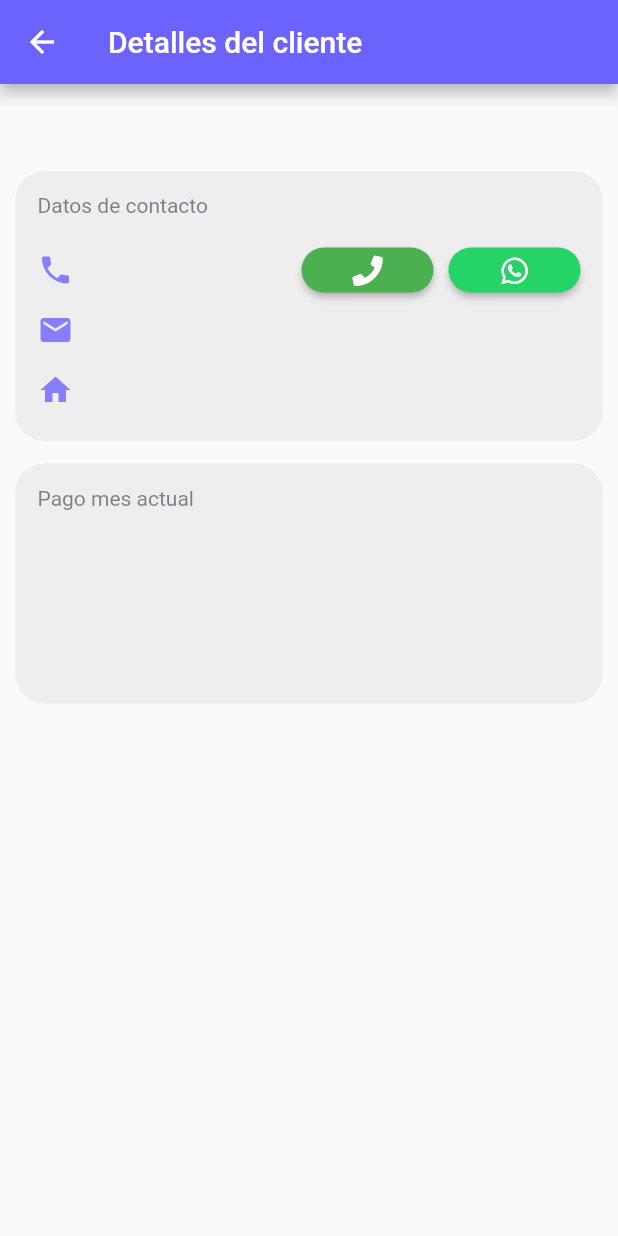
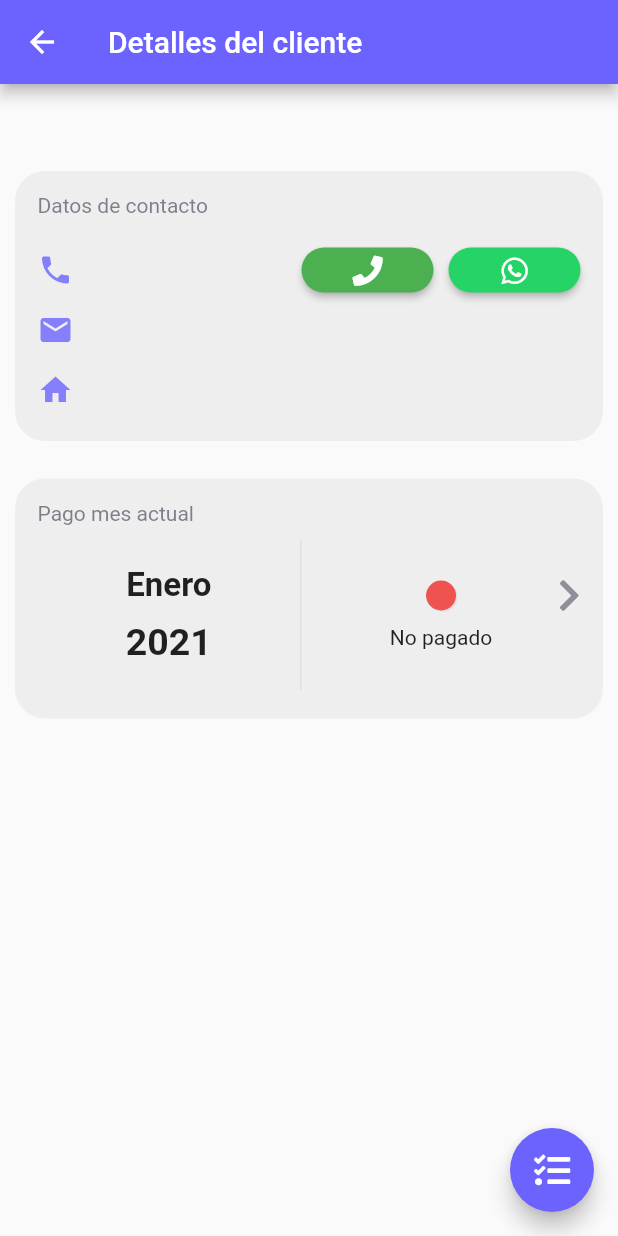
Before and after one commit to JovannyRch/app_pagos_internet, a Flutter app: the ClienteScreenDetail screen opened directly with empty values, on a phone screen of 412 x 824 dp. Run offline on Flutter 3.47's test engine with Material 2 defaults, Android fonts, the phone set to English and light mode, and no system bars; our stand-ins replace adaptive_dialog, cloud_firestore, cool_alert, firebase_auth, firebase_core, font_awesome_flutter and 3 more; missing offline and left inert: compressimage, flutter_open_whatsapp, loading_button, mime_type; accounts and stored records are empty; statements that could not run were skipped.

Commit message:
Added current month info

```diff
--- a/lib/const/conts.dart
+++ b/lib/const/conts.dart
@@ -1,14 +1,13 @@
 import 'package:flutter/material.dart';
 
-const kMainColor =  Color(0xFF504F60);
+const kMainColor = Color(0xFF504F60);
 
-const kSecondaryColor =  Color(0xFF6C63FF);
+const kSecondaryColor = Color(0xFF6C63FF);
 
-const kWhatsAppColor  = Color(0xFF25D366);
+const kWhatsAppColor = Color(0xFF25D366);
 
 const CAMERA = 1;
 const GALLERY = 2;
-
 
 Color getBackgroundColorByStatus(String status) {
   switch (status) {
@@ -22,11 +21,21 @@ const GALLERY = 2;
   return Colors.white;
 }
 
+String getTextByStatus(String status) {
+  switch (status) {
+    case NO_PAGADO:
+      return "No pagado";
+    case EN_REVISION:
+      return "En revisión";
+    case PAGADO:
+      return "Pagado";
+  }
+  return "";
+}
 
 const NO_PAGADO = "noPagado";
 const EN_REVISION = "enRevision";
 const PAGADO = "pagado";
-
 
 const EMAIL_GOOGINET = "googinet@admin.com";
 const EMAIL_INTERVALA = "intervala@admin.com";
@@ -34,7 +43,6 @@ const EMAIL_INTERVALA = "intervala@admin.com";
 const INTERVALA = "Intervala";
 const GOOGINET = "Googinet";
 
-
 const List<String> ADMIN_USERS = [
   EMAIL_GOOGINET,
   EMAIL_INTERVALA,
--- a/lib/models/comprobante_model.dart
+++ b/lib/models/comprobante_model.dart
@@ -84,10 +84,10 @@ class Comprobante {
     return await api.addDocument(this.toJson());
   }
 
-  Future aprobar () async {
+  Future aprobar() async {
     this.status = PAGADO;
     var data = {
-      'status' : PAGADO,
+      'status': PAGADO,
     };
     await api.updateDocument(this.id, data);
   }
@@ -99,22 +99,34 @@ class Comprobante {
         .toList();
   }
 
-   static Future<List<Comprobante>> getCurrentMonthByCurrentUser() async {
+  static Future<Comprobante> getCurrentMonthByCurrentUser() async {
     return getCurrentMonthByUser(_preferences.email);
   }
 
-  static Future<List<Comprobante>> getCurrentMonthByUser(String userId) async {
+  static Future<Comprobante> getCurrentMonthByUser(
+      String userId) async {
     var now = DateTime.now();
     final resp = await api.getWheres({
-      'userId' : userId,
-      'mes' : now.month,
-      'anio' : now.year,
+      'userId': userId,
+      'mes': now.month,
+      'anio': now.year,
     });
-    return resp.docs
-        .map((doc) => Comprobante.fromMap(doc.data(), doc.id))
-        .toList();
+
+    if (resp.docs.length == 0) {
+      Comprobante comprobanteMesActual = new Comprobante();
+      comprobanteMesActual.proveedor = _preferences.provider;
+      comprobanteMesActual.status = "noPagado";
+      comprobanteMesActual.mes = now.month;
+      comprobanteMesActual.anio = now.year;
+      await comprobanteMesActual.save();
+      return comprobanteMesActual;
+    } else {
+      return resp.docs
+          .map((doc) => Comprobante.fromMap(doc.data(), doc.id))
+          .toList()
+          .first;
+    }
   }
-
 
   static Future<List<Comprobante>> getByStatus(String status) async {
     final resp = await api.getWhere('status', status);
@@ -122,8 +134,4 @@ class Comprobante {
         .map((doc) => Comprobante.fromMap(doc.data(), doc.id))
         .toList();
   }
-
-
-
-
 }
--- a/lib/screens/admin/cliente_detail_screen.dart
+++ b/lib/screens/admin/cliente_detail_screen.dart
@@ -2,7 +2,12 @@ import 'package:flutter/material.dart';
 import 'package:flutter_open_whatsapp/flutter_open_whatsapp.dart';
 import 'package:font_awesome_flutter/font_awesome_flutter.dart';
 import 'package:pagos_internet/const/conts.dart';
+import 'package:pagos_internet/helpers/months.dart';
+import 'package:pagos_internet/models/comprobante_model.dart';
 import 'package:pagos_internet/models/user_model.dart';
+import 'package:pagos_internet/screens/customer/comprobante_detail_screen.dart';
+import 'package:pagos_internet/widget/CardTitle.dart';
+import 'package:pagos_internet/widget/LastPayment.dart';
 import 'package:url_launcher/url_launcher.dart';
 
 class ClienteScreenDetail extends StatefulWidget {
@@ -22,7 +27,21 @@ class _ClienteScreenDetailState extends State<ClienteScreenDetail> {
         title: Text("Detalles del cliente"),
       ),
       body: _body(),
+      floatingActionButton: FloatingActionButton(
+        onPressed: handleHistoryPayment,
+        backgroundColor: kSecondaryColor,
+        child: FaIcon(FontAwesomeIcons.tasks),
+      ),
     );
+  }
+
+  void handleHistoryPayment(){
+   /*  Navigator.push(
+      context,
+      MaterialPageRoute(
+        builder: (context) => ComprobanteDetailScreen(comprobante: ,),
+      ),
+    ); */
   }
 
   Widget _body() {
@@ -36,28 +55,9 @@ class _ClienteScreenDetailState extends State<ClienteScreenDetail> {
           children: [
             _username(),
             _cardInfo(),
-            _cardLastPayment(),
+            LastPaymentInfo(userId: widget.cliente.id),
           ],
         ),
-      ),
-    );
-  }
-
-  Widget _cardLastPayment() {
-    return Container(
-      height: 160.0,
-      width: double.infinity,
-      padding: EdgeInsets.all(15.0),
-      decoration: BoxDecoration(
-        color: Colors.grey.shade200,
-        borderRadius: BorderRadius.circular(20.0),
-      ),
-      child: Column(
-        mainAxisAlignment: MainAxisAlignment.start,
-        crossAxisAlignment: CrossAxisAlignment.start,
-        children: [
-          _cardTitle("Pago mes actual"),
-        ],
       ),
     );
   }
@@ -67,7 +67,7 @@ class _ClienteScreenDetailState extends State<ClienteScreenDetail> {
       height: 180.0,
       width: double.infinity,
       padding: EdgeInsets.all(15.0),
-      margin: EdgeInsets.only(bottom: 15.0),
+      margin: EdgeInsets.only(bottom: 25.0),
       decoration: BoxDecoration(
         color: Colors.grey.shade200,
         borderRadius: BorderRadius.circular(20.0),
@@ -165,15 +165,7 @@ class _ClienteScreenDetailState extends State<ClienteScreenDetail> {
   }
 
   Widget _cardTitle(String title) {
-    return Container(
-      margin: EdgeInsets.only(bottom: 10.0),
-      child: Text(
-        title,
-        style: TextStyle(
-          color: kMainColor.withOpacity(0.7),
-        ),
-      ),
-    );
+    return CardTitle(title: title);
   }
 
   Widget _tileInfoWithIcon(IconData icon, String value, {Widget action}) {
@@ -195,6 +187,7 @@ class _ClienteScreenDetailState extends State<ClienteScreenDetail> {
               style: TextStyle(
                 fontWeight: FontWeight.w400,
                 letterSpacing: 1,
+                fontSize: 13.0,
               ),
             ),
           ),
--- a/lib/screens/customer/comprobante_detail_screen.dart
+++ b/lib/screens/customer/comprobante_detail_screen.dart
@@ -35,7 +35,15 @@ class _ComprobanteDetailScreenState extends State<ComprobanteDetailScreen> {
         title: Text(widget.comprobante.proveedor),
       ),
       body: _body(),
-      floatingActionButton: widget.comprobante.status == EN_REVISION
+      floatingActionButton: _floatingActionButton(),
+    );
+  }
+
+  Widget _floatingActionButton(){
+    if(!this.widget.isAdmin){
+      return null;
+    }
+    return widget.comprobante.status == EN_REVISION
           ? isAproving
               ? null
               : FloatingActionButton(
@@ -43,9 +51,9 @@ class _ComprobanteDetailScreenState extends State<ComprobanteDetailScreen> {
                   backgroundColor: Colors.green,
                   child: Icon(Icons.check),
                 )
-          : null,
-    );
+          : null;
   }
+
 
   void handleAprobarComprobante() async {
     setIsAproving(true);
--- a/lib/screens/customer/pago_screen.dart
+++ b/lib/screens/customer/pago_screen.dart
@@ -48,23 +48,10 @@ class _PagoScreenState extends State<PagoScreen> {
 
   void fetchCurrentComprobante() async {
     setIsLoadingComprobanteActual(true);
-    List<Comprobante> comprobantes = await Comprobante.getCurrentMonthByCurrentUser();
-    this.comprobanteMesActual =
-        comprobantes.length > 0 ? comprobantes.first : null;
-    if (comprobanteMesActual == null) {
-      this.initComprobante();
-    }
+    this.comprobanteMesActual = await Comprobante.getCurrentMonthByCurrentUser();
     setIsLoadingComprobanteActual(false);
   }
 
-  void initComprobante() async {
-    comprobanteMesActual = new Comprobante();
-    comprobanteMesActual.proveedor = this.currentUser.proveedor;
-    comprobanteMesActual.status = "noPagado";
-    comprobanteMesActual.mes = now.month;
-    comprobanteMesActual.anio = now.year;
-    await comprobanteMesActual.save();
-  }
 
   void setIseUploadingPhoto(bool val) {
     setState(() {
--- /dev/null
+++ b/lib/widget/CardTitle.dart
@@ -0,0 +1,19 @@
+import 'package:flutter/material.dart';
+import 'package:pagos_internet/const/conts.dart';
+
+class CardTitle extends StatelessWidget {
+  final String title;
+  CardTitle({@required this.title});
+  @override
+  Widget build(BuildContext context) {
+    return Container(
+      margin: EdgeInsets.only(bottom: 10.0),
+      child: Text(
+        title,
+        style: TextStyle(
+          color: kMainColor.withOpacity(0.7),
+        ),
+      ),
+    );
+  }
+}
--- /dev/null
+++ b/lib/widget/LastPayment.dart
@@ -0,0 +1,166 @@
+import 'package:flutter/material.dart';
+import 'package:font_awesome_flutter/font_awesome_flutter.dart';
+import 'package:pagos_internet/const/conts.dart';
+import 'package:pagos_internet/helpers/months.dart';
+import 'package:pagos_internet/models/comprobante_model.dart';
+import 'package:pagos_internet/screens/customer/comprobante_detail_screen.dart';
+import 'package:pagos_internet/widget/CardTitle.dart';
+
+class LastPaymentInfo extends StatefulWidget {
+  final String userId;
+  LastPaymentInfo({@required this.userId});
+
+  @override
+  _LastPaymentInfoState createState() => _LastPaymentInfoState();
+}
+
+class _LastPaymentInfoState extends State<LastPaymentInfo> {
+  bool isFetchingCurrentMonthPayment = false;
+  Comprobante currentMonthPayment;
+
+  @override
+  void initState() {
+    this.fetchCurrentMonthPayment();
+    super.initState();
+  }
+
+  void fetchCurrentMonthPayment() async {
+    setIsFetchingCurrentMonthPayment(true);
+    currentMonthPayment =
+        await Comprobante.getCurrentMonthByUser(widget.userId);
+    setIsFetchingCurrentMonthPayment(false);
+  }
+
+  void setIsFetchingCurrentMonthPayment(bool val) {
+    setState(() {
+      isFetchingCurrentMonthPayment = val;
+    });
+  }
+
+  @override
+  Widget build(BuildContext context) {
+    return GestureDetector(
+      onTap: handleComprobanteDetails,
+      child: Container(
+        height: 160.0,
+        width: double.infinity,
+        padding: EdgeInsets.all(15.0),
+        decoration: BoxDecoration(
+          color: Colors.grey.shade200,
+          borderRadius: BorderRadius.circular(20.0),
+        ),
+        child: Column(
+          mainAxisAlignment: MainAxisAlignment.start,
+          crossAxisAlignment: CrossAxisAlignment.start,
+          children: [
+            CardTitle(title: "Pago mes actual"),
+            _lastPaymentInfo(),
+          ],
+        ),
+      ),
+    );
+  }
+
+  Widget _lastPaymentInfo() {
+    return Stack(
+      children: [
+        Row(
+          mainAxisAlignment: MainAxisAlignment.spaceEvenly,
+          crossAxisAlignment: CrossAxisAlignment.center,
+          children: [
+            _dateInfo(),
+            _lineDivider(),
+            _status(),
+          ],
+        ),
+        Positioned(
+          child: _linkButton(),
+          right: 0.0,
+          top: 25.0,
+        ),
+      ],
+    );
+  }
+
+  Widget _linkButton() {
+    final icon = FaIcon(
+      FontAwesomeIcons.chevronRight,
+      color: kMainColor.withOpacity(0.6),
+    );
+    return icon;
+  }
+
+  void handleComprobanteDetails() {
+    Navigator.push(
+      context,
+      MaterialPageRoute(
+        builder: (context) => ComprobanteDetailScreen(
+          comprobante: currentMonthPayment,
+          isAdmin: true,
+        ),
+      ),
+    );
+  }
+
+  Widget _lineDivider() {
+    return Container(
+      height: 100.0,
+      width: 1.0,
+      color: Colors.grey.shade300,
+    );
+  }
+
+  Widget _dateInfo() {
+    return Column(
+      children: [
+        Text(
+          "${getCurrentMonth()}",
+          style: TextStyle(
+            fontSize: 22.0,
+            fontWeight: FontWeight.w600,
+          ),
+        ),
+        SizedBox(height: 10.0),
+        Text(
+          "${getCurrentYear()}",
+          style: TextStyle(
+            fontSize: 25.0,
+            fontWeight: FontWeight.w700,
+          ),
+        ),
+      ],
+    );
+  }
+
+  Widget _status() {
+    if (isFetchingCurrentMonthPayment) {
+      return Center(child: CircularProgressIndicator());
+    }
+    String statusFormatted = getTextByStatus(currentMonthPayment.status);
+    return Column(
+      children: [
+        _circleIndicator(),
+        SizedBox(height: 10.0),
+        Text("$statusFormatted"),
+      ],
+    );
+  }
+
+  Widget _circleIndicator() {
+    Color color = getBackgroundColorByStatus(currentMonthPayment.status);
+    return Container(
+      height: 20,
+      width: 20,
+      decoration: BoxDecoration(
+        shape: BoxShape.circle,
+        color: color,
+        boxShadow: [
+          new BoxShadow(
+            offset: Offset(1, 1),
+            color: Colors.grey.shade300,
+          )
+        ],
+      ),
+    );
+  }
+}
```
Lines whose indentation alone changed are shown as unchanged.
